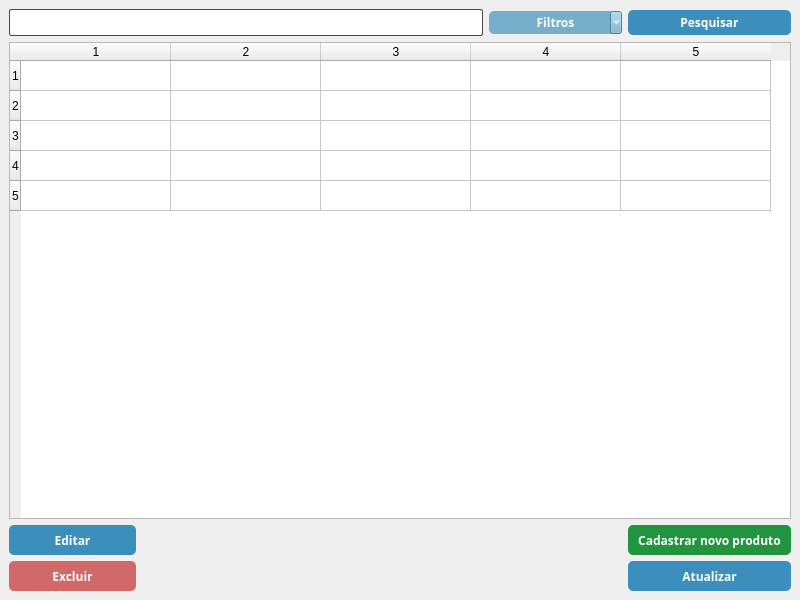
The window that src/ui/main.ui (Matheusdimer/syspython) describes before a commit, drawn with Qt 5.
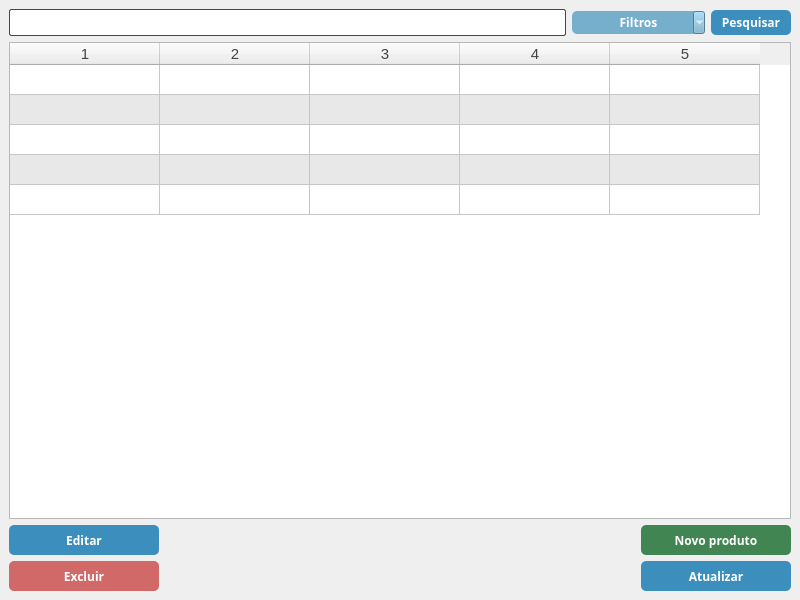
The same window after the commit. Icons and pictures are not drawn.

```diff
--- a/src/ui/main.ui
+++ b/src/ui/main.ui
@@ -19,12 +19,260 @@
   <property name="windowTitle">
    <string>Produtos</string>
   </property>
+  <property name="windowIcon">
+   <iconset>
+    <normalon>images/cadastro.svg</normalon>
+   </iconset>
+  </property>
+  <property name="styleSheet">
+   <string notr="true"/>
+  </property>
   <widget class="QWidget" name="centralwidget">
    <layout class="QGridLayout" name="gridLayout">
-    <item row="1" column="0" colspan="9">
+    <item row="4" column="2">
+     <widget class="QPushButton" name="btn_cad">
+      <property name="sizePolicy">
+       <sizepolicy hsizetype="Minimum" vsizetype="Fixed">
+        <horstretch>0</horstretch>
+        <verstretch>0</verstretch>
+       </sizepolicy>
+      </property>
+      <property name="minimumSize">
+       <size>
+        <width>0</width>
+        <height>0</height>
+       </size>
+      </property>
+      <property name="sizeIncrement">
+       <size>
+        <width>0</width>
+        <height>0</height>
+       </size>
+      </property>
+      <property name="baseSize">
+       <size>
+        <width>0</width>
+        <height>0</height>
+       </size>
+      </property>
+      <property name="styleSheet">
+       <string notr="true">QPushButton {
+                background: #408552; 
+                color: #fff; 
+                font: Times New Roman; 
+                font-size: 12px; 
+                font-weight: 700; 
+                border-radius: 5px; 
+                height: 30px;
+				width: 150px;
+            }
+
+            QPushButton:hover {
+                background: #4d945f;
+            }</string>
+      </property>
+      <property name="text">
+       <string>Novo produto</string>
+      </property>
+      <property name="icon">
+       <iconset>
+        <normalon>images/add.svg</normalon>
+       </iconset>
+      </property>
+      <property name="iconSize">
+       <size>
+        <width>18</width>
+        <height>18</height>
+       </size>
+      </property>
+     </widget>
+    </item>
+    <item row="5" column="2">
+     <widget class="QPushButton" name="btn_refresh">
+      <property name="sizePolicy">
+       <sizepolicy hsizetype="Ignored" vsizetype="Fixed">
+        <horstretch>0</horstretch>
+        <verstretch>0</verstretch>
+       </sizepolicy>
+      </property>
+      <property name="sizeIncrement">
+       <size>
+        <width>0</width>
+        <height>0</height>
+       </size>
+      </property>
+      <property name="styleSheet">
+       <string notr="true">QPushButton {
+                background: #3C8FBC; 
+                color: #fff; 
+                font: Times New Roman; 
+                font-size: 12px; 
+                font-weight: 700; 
+                border-radius: 5px; 
+                height: 30px;
+                padding: 0 5px;
+            }
+
+            QPushButton:hover {
+                background: #81b2eb;
+            }</string>
+      </property>
+      <property name="text">
+       <string>Atualizar</string>
+      </property>
+      <property name="icon">
+       <iconset>
+        <normalon>images/refresh.svg</normalon>
+       </iconset>
+      </property>
+     </widget>
+    </item>
+    <item row="4" column="0">
+     <widget class="QPushButton" name="pushButton">
+      <property name="styleSheet">
+       <string notr="true">QPushButton {
+                background: #3C8FBC; 
+                color: #fff; 
+                font: Times New Roman; 
+                font-size: 12px; 
+                font-weight: 700; 
+                border-radius: 5px; 
+                height: 30px;
+				width: 150px;
+            }
+
+            QPushButton:hover {
+                background: #81b2eb;
+            }</string>
+      </property>
+      <property name="text">
+       <string>Editar</string>
+      </property>
+      <property name="icon">
+       <iconset>
+        <normalon>images/edit.svg</normalon>
+       </iconset>
+      </property>
+     </widget>
+    </item>
+    <item row="5" column="0">
+     <widget class="QPushButton" name="pushButton_2">
+      <property name="styleSheet">
+       <string notr="true">QPushButton {
+                background: #d16969; 
+                color: #fff; 
+                font: Times New Roman; 
+                font-size: 12px; 
+                font-weight: 700; 
+                border-radius: 5px; 
+                height: 30px;
+            }
+
+            QPushButton:hover {
+                background: #cf8686;
+            }</string>
+      </property>
+      <property name="text">
+       <string>Excluir</string>
+      </property>
+      <property name="icon">
+       <iconset>
+        <normalon>images/delete.svg</normalon>
+       </iconset>
+      </property>
+     </widget>
+    </item>
+    <item row="1" column="0" colspan="3">
+     <layout class="QHBoxLayout" name="layoutSearch">
+      <item>
+       <widget class="QLineEdit" name="lineSearch">
+        <property name="styleSheet">
+         <string notr="true">QLineEdit {
+                background: white;
+                height: 25px;
+                border: 1px solid #474747;
+                border-radius: 2px;
+                font-size: 14px;
+                font: sans-serif;
+            }
+            QLineEdit:focus {
+                border: 1px solid #23a5c2;
+            }</string>
+        </property>
+       </widget>
+      </item>
+      <item>
+       <widget class="QToolButton" name="toolFilter">
+        <property name="styleSheet">
+         <string notr="true">QToolButton {
+                background: #76afcc; 
+                color: #fff; 
+                font: Times New Roman; 
+                font-size: 12px; 
+                font-weight: 700; 
+                border-radius: 5px; 
+                height: 20px;
+				width: 100%;
+                padding: 0 15px;
+            }
+
+            QToolButton:hover {
+                background: #81b2eb;
+            }</string>
+        </property>
+        <property name="text">
+         <string>Filtros</string>
+        </property>
+        <property name="popupMode">
+         <enum>QToolButton::MenuButtonPopup</enum>
+        </property>
+       </widget>
+      </item>
+      <item>
+       <widget class="QPushButton" name="btn_search">
+        <property name="styleSheet">
+         <string notr="true">QPushButton {
+                background: #3C8FBC; 
+                color: #fff; 
+                font: Times New Roman; 
+                font-size: 12px; 
+                font-weight: 700; 
+                border-radius: 5px; 
+                height: 25px;
+				padding: 0 10px;
+            }
+
+            QPushButton:hover {
+                background: #81b2eb;
+            }</string>
+        </property>
+        <property name="text">
+         <string>Pesquisar</string>
+        </property>
+        <property name="icon">
+         <iconset>
+          <normalon>images/search.svg</normalon>
+         </iconset>
+        </property>
+       </widget>
+      </item>
+     </layout>
+    </item>
+    <item row="3" column="0" colspan="3">
      <widget class="QTableWidget" name="table">
       <property name="styleSheet">
-       <string notr="true"/>
+       <string notr="true">font: 11pt arial;
+color: #434343;
+font-weight: 450;
+alternate-background-color: rgb(232, 232, 232);
+
+</string>
+      </property>
+      <property name="lineWidth">
+       <number>1</number>
+      </property>
+      <property name="alternatingRowColors">
+       <bool>true</bool>
       </property>
       <property name="gridStyle">
        <enum>Qt::SolidLine</enum>
@@ -47,6 +295,15 @@
       <attribute name="horizontalHeaderDefaultSectionSize">
        <number>150</number>
       </attribute>
+      <attribute name="horizontalHeaderHighlightSections">
+       <bool>true</bool>
+      </attribute>
+      <attribute name="verticalHeaderVisible">
+       <bool>false</bool>
+      </attribute>
+      <attribute name="verticalHeaderMinimumSectionSize">
+       <number>23</number>
+      </attribute>
       <row/>
       <row/>
       <row/>
@@ -59,199 +316,21 @@
       <column/>
      </widget>
     </item>
-    <item row="0" column="7">
-     <widget class="QToolButton" name="toolFilter">
-      <property name="styleSheet">
-       <string notr="true">QToolButton {
-                background: #76afcc; 
-                color: #fff; 
-                font: Times New Roman; 
-                font-size: 12px; 
-                font-weight: 700; 
-                border-radius: 5px; 
-                height: 20px;
-				width: 100%;
-                padding: 0 15px;
-            }
-
-            QToolButton:hover {
-                background: #81b2eb;
-            }</string>
+    <item row="4" column="1">
+     <spacer name="horizontalSpacer">
+      <property name="orientation">
+       <enum>Qt::Horizontal</enum>
       </property>
-      <property name="text">
-       <string>Filtros</string>
+      <property name="sizeType">
+       <enum>QSizePolicy::Expanding</enum>
       </property>
-      <property name="popupMode">
-       <enum>QToolButton::MenuButtonPopup</enum>
-      </property>
-     </widget>
-    </item>
-    <item row="0" column="0" colspan="7">
-     <widget class="QLineEdit" name="lineSearch">
-      <property name="styleSheet">
-       <string notr="true">QLineEdit {
-                background: white;
-                height: 25px;
-                border: 1px solid #474747;
-                border-radius: 2px;
-                font-size: 14px;
-                font: sans-serif;
-            }
-            QLineEdit:focus {
-                border: 1px solid #23a5c2;
-            }</string>
-      </property>
-     </widget>
-    </item>
-    <item row="0" column="8">
-     <widget class="QPushButton" name="btn_search">
-      <property name="styleSheet">
-       <string notr="true">QPushButton {
-                background: #3C8FBC; 
-                color: #fff; 
-                font: Times New Roman; 
-                font-size: 12px; 
-                font-weight: 700; 
-                border-radius: 5px; 
-                height: 25px;
-                padding: 5rem;
-            }
-
-            QPushButton:hover {
-                background: #81b2eb;
-            }</string>
-      </property>
-      <property name="text">
-       <string>Pesquisar</string>
-      </property>
-     </widget>
-    </item>
-    <item row="3" column="0" colspan="2">
-     <widget class="QPushButton" name="pushButton_2">
-      <property name="styleSheet">
-       <string notr="true">QPushButton {
-                background: #d16969; 
-                color: #fff; 
-                font: Times New Roman; 
-                font-size: 12px; 
-                font-weight: 700; 
-                border-radius: 5px; 
-                height: 30px;
-            }
-
-            QPushButton:hover {
-                background: #cf8686;
-            }</string>
-      </property>
-      <property name="text">
-       <string>Excluir</string>
-      </property>
-     </widget>
-    </item>
-    <item row="2" column="8">
-     <widget class="QPushButton" name="btn_cad">
-      <property name="sizePolicy">
-       <sizepolicy hsizetype="Minimum" vsizetype="Fixed">
-        <horstretch>0</horstretch>
-        <verstretch>0</verstretch>
-       </sizepolicy>
-      </property>
-      <property name="minimumSize">
+      <property name="sizeHint" stdset="0">
        <size>
-        <width>0</width>
-        <height>0</height>
+        <width>20</width>
+        <height>20</height>
        </size>
       </property>
-      <property name="sizeIncrement">
-       <size>
-        <width>0</width>
-        <height>0</height>
-       </size>
-      </property>
-      <property name="baseSize">
-       <size>
-        <width>0</width>
-        <height>0</height>
-       </size>
-      </property>
-      <property name="styleSheet">
-       <string notr="true">QPushButton {
-                background: #229440; 
-                color: #fff; 
-                font: Times New Roman; 
-                font-size: 12px; 
-                font-weight: 700; 
-                border-radius: 5px; 
-                height: 30px;
-                padding: 0 10px;
-            }
-
-            QPushButton:hover {
-                background: #8ac298;
-            }</string>
-      </property>
-      <property name="text">
-       <string>Cadastrar novo produto</string>
-      </property>
-     </widget>
-    </item>
-    <item row="3" column="8">
-     <widget class="QPushButton" name="btn_refresh">
-      <property name="sizePolicy">
-       <sizepolicy hsizetype="Ignored" vsizetype="Fixed">
-        <horstretch>0</horstretch>
-        <verstretch>0</verstretch>
-       </sizepolicy>
-      </property>
-      <property name="sizeIncrement">
-       <size>
-        <width>0</width>
-        <height>0</height>
-       </size>
-      </property>
-      <property name="styleSheet">
-       <string notr="true">QPushButton {
-                background: #3C8FBC; 
-                color: #fff; 
-                font: Times New Roman; 
-                font-size: 12px; 
-                font-weight: 700; 
-                border-radius: 5px; 
-                height: 30px;
-                padding: 0 5px;
-            }
-
-            QPushButton:hover {
-                background: #81b2eb;
-            }</string>
-      </property>
-      <property name="text">
-       <string>Atualizar</string>
-      </property>
-     </widget>
-    </item>
-    <item row="2" column="0" colspan="2">
-     <widget class="QPushButton" name="pushButton">
-      <property name="styleSheet">
-       <string notr="true">QPushButton {
-                background: #3C8FBC; 
-                color: #fff; 
-                font: Times New Roman; 
-                font-size: 12px; 
-                font-weight: 700; 
-                border-radius: 5px; 
-                height: 30px;
-                padding: 0 5px;
-            }
-
-            QPushButton:hover {
-                background: #81b2eb;
-            }</string>
-      </property>
-      <property name="text">
-       <string>Editar</string>
-      </property>
-     </widget>
+     </spacer>
     </item>
    </layout>
   </widget>
```
